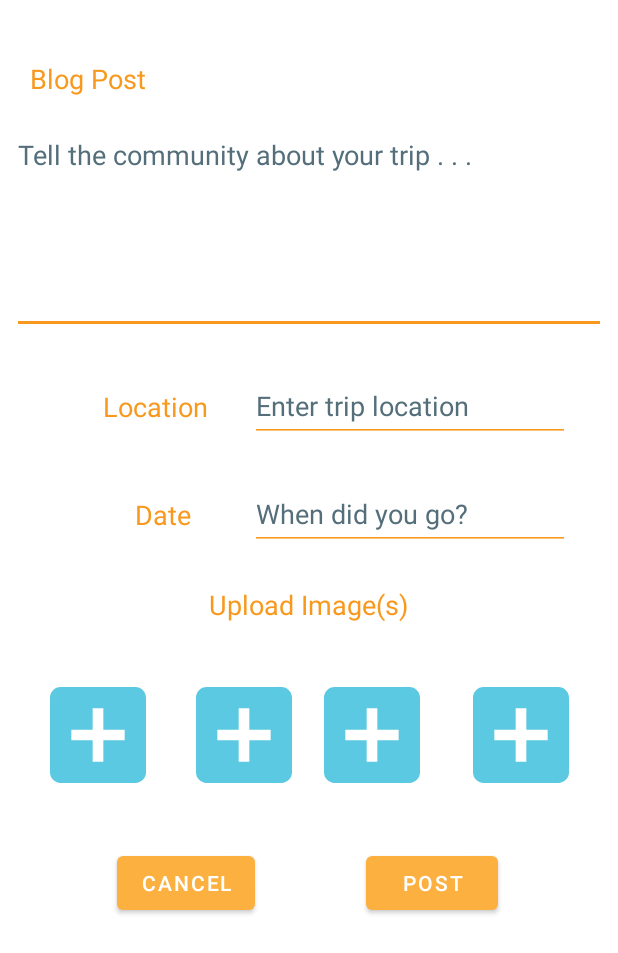
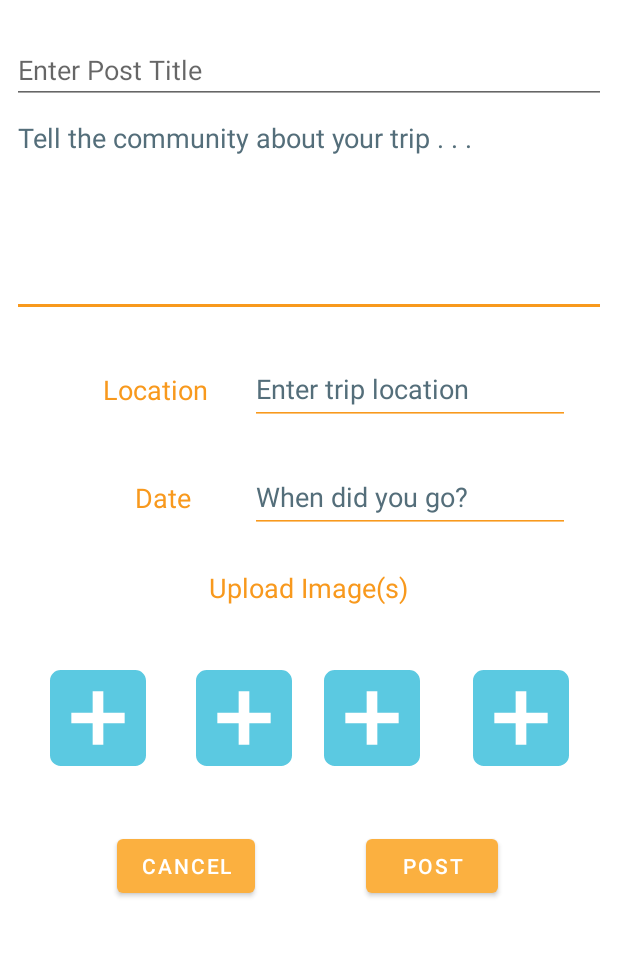
Before and after one commit to JDRoberts1/Safe-Travels, an Android app: the NewPostActivity screen opened directly, with no data from a screen before it, on a phone screen of 412 x 824 dp. Shown: the top 953 px of the screen. Run offline under Robolectric (Android 15) with nearby library versions, the phone set to English and light mode, and no system bars; our stand-ins replace Firebase (no records; nobody signed in at launch, a user with empty details on screens opened directly); Roboto replaces fonts that are not available here.

```diff
--- a/app/src/main/res/layout/activity_new_post.xml
+++ b/app/src/main/res/layout/activity_new_post.xml
@@ -6,23 +6,12 @@
     android:layout_height="match_parent"
     tools:context=".NewPostActivity">
 
-    <TextView
-        android:id="@+id/post_Label"
-        style="@style/Label_TV_Style"
-        android:layout_marginStart="20dp"
-        android:layout_marginTop="40dp"
-        android:text="@string/label_blog_post"
-        app:layout_constraintStart_toStartOf="parent"
-        app:layout_constraintTop_toTopOf="parent"
-        tools:ignore="TextContrastCheck" />
-
     <EditText
         android:id="@+id/new_Post_ETV"
         style="@style/ETV_Style"
         android:layout_width="0dp"
         android:layout_height="142dp"
         android:layout_marginStart="8dp"
-        android:layout_marginTop="16dp"
         android:layout_marginEnd="8dp"
         android:ems="10"
         android:gravity="start|top"
@@ -33,7 +22,7 @@
         app:layout_constraintEnd_toEndOf="parent"
         app:layout_constraintHorizontal_bias="0.225"
         app:layout_constraintStart_toStartOf="parent"
-        app:layout_constraintTop_toBottomOf="@+id/post_Label" />
+        app:layout_constraintTop_toBottomOf="@+id/post_Title_ETV" />
 
     <TextView
         android:id="@+id/lcation_Post_Label"
@@ -169,5 +158,19 @@
         app:layout_constraintTop_toTopOf="@+id/post_Bttn"
         tools:ignore="TextContrastCheck" />
 
+    <EditText
+        android:id="@+id/post_Title_ETV"
+        android:layout_width="0dp"
+        android:layout_height="wrap_content"
+        android:layout_marginStart="8dp"
+        android:layout_marginTop="24dp"
+        android:layout_marginEnd="8dp"
+        android:ems="10"
+        android:hint="Enter Post Title"
+        android:inputType="textPersonName"
+        app:layout_constraintEnd_toEndOf="parent"
+        app:layout_constraintStart_toStartOf="parent"
+        app:layout_constraintTop_toTopOf="parent" />
+
 
 </androidx.constraintlayout.widget.ConstraintLayout>
```
Also changed, not shown: app/src/main/java/com/fullsail/android/safetravels/objects/Post.java (added, +44 -0 lines).
